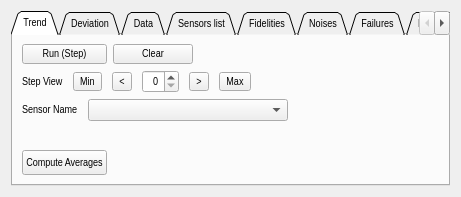
stslu/rex, file src/commons/RSGraphView.ui: the form before one commit.
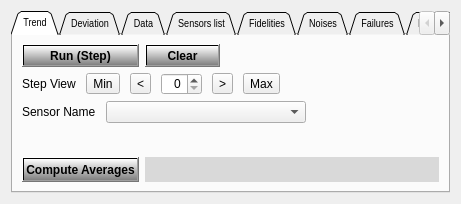
The form after the commit. Icons and pictures are not drawn. Custom widgets are drawn as their Qt base class.

Patch:
```diff
--- a/src/commons/RSGraphView.ui
+++ b/src/commons/RSGraphView.ui
@@ -7,7 +7,7 @@
     <x>0</x>
     <y>0</y>
     <width>461</width>
-    <height>197</height>
+    <height>204</height>
    </rect>
   </property>
   <property name="windowTitle">
@@ -17,6 +17,13 @@
    <iconset resource="../RSDesktop.qrc">
     <normaloff>:/img/Rex.png</normaloff>:/img/Rex.png</iconset>
   </property>
+  <property name="styleSheet">
+   <string notr="true">QPushButton{
+background-color: qlineargradient(x1: 0, y1: 0, x2: 0, y2: 1, stop: 0 white, stop: 1 grey);
+color: black; font-weight: bold;
+} 
+</string>
+  </property>
   <layout class="QGridLayout" name="gridLayout">
    <item row="0" column="0">
     <widget class="QTabWidget" name="m_tabView">
@@ -33,8 +40,11 @@
       <cursorShape>ArrowCursor</cursorShape>
      </property>
      <property name="styleSheet">
-      <string notr="true">font: 8pt &quot;Arial Narrow&quot;;
-</string>
+      <string notr="true">QPushButton{
+background-color: qlineargradient(x1: 0, y1: 0, x2: 0, y2: 1, stop: 0 white, stop: 1 grey);
+color: black;
+font-weight: bold;
+}</string>
      </property>
      <property name="tabShape">
       <enum>QTabWidget::Triangular</enum>
@@ -111,6 +121,12 @@
          <property name="cursor">
           <cursorShape>PointingHandCursor</cursorShape>
          </property>
+         <property name="styleSheet">
+          <string notr="true">QPushButton{
+background-color: qlineargradient(x1: 0, y1: 0, x2: 0, y2: 1, stop: 0 white, stop: 1 grey);
+color: black; font-weight: bold;
+} </string>
+         </property>
          <property name="text">
           <string>Run (Step)</string>
          </property>
@@ -121,6 +137,12 @@
          <property name="cursor">
           <cursorShape>PointingHandCursor</cursorShape>
          </property>
+         <property name="styleSheet">
+          <string notr="true">QPushButton{
+background-color: qlineargradient(x1: 0, y1: 0, x2: 0, y2: 1, stop: 0 white, stop: 1 grey);
+color: black; font-weight: bold;
+} </string>
+         </property>
          <property name="text">
           <string>Clear</string>
          </property>
@@ -220,6 +242,12 @@
          <property name="cursor">
           <cursorShape>PointingHandCursor</cursorShape>
          </property>
+         <property name="styleSheet">
+          <string notr="true">QPushButton{
+background-color: qlineargradient(x1: 0, y1: 0, x2: 0, y2: 1, stop: 0 white, stop: 1 grey);
+color: black; font-weight: bold;
+} </string>
+         </property>
          <property name="text">
           <string>Compute Averages</string>
          </property>
@@ -239,6 +267,9 @@
            <height>25</height>
           </size>
          </property>
+         <property name="styleSheet">
+          <string notr="true">background-color: rgb(217, 217, 217);</string>
+         </property>
          <property name="text">
           <string/>
          </property>
```
Left out of the diff: 12 changed lines with no effect on the pictures.
